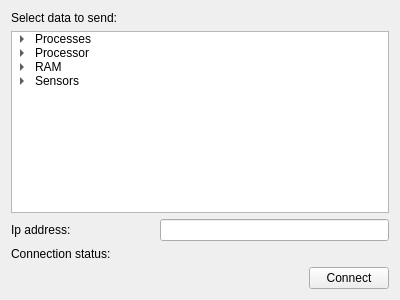
marcinochman1993/ComputerMonitor, file prj/ui/DataSendWidget.ui: the form before one commit.
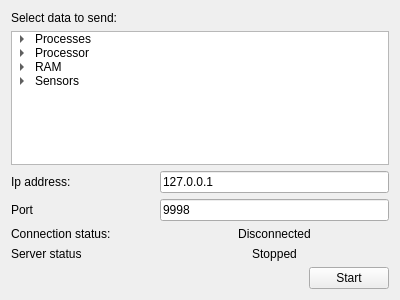
The form after the commit.

```diff
--- a/prj/ui/DataSendWidget.ui
+++ b/prj/ui/DataSendWidget.ui
@@ -14,6 +14,73 @@
    <string>Form</string>
   </property>
   <layout class="QGridLayout" name="gridLayout">
+   <item row="3" column="1" colspan="2">
+    <widget class="QLineEdit" name="portLineEdit">
+     <property name="inputMask">
+      <string/>
+     </property>
+     <property name="text">
+      <string>9998</string>
+     </property>
+    </widget>
+   </item>
+   <item row="2" column="0">
+    <widget class="QLabel" name="label_2">
+     <property name="text">
+      <string>Ip address:</string>
+     </property>
+    </widget>
+   </item>
+   <item row="3" column="0">
+    <widget class="QLabel" name="label_4">
+     <property name="text">
+      <string>Port</string>
+     </property>
+    </widget>
+   </item>
+   <item row="2" column="1" colspan="2">
+    <widget class="QLineEdit" name="ipAddressLineEdit">
+     <property name="inputMask">
+      <string/>
+     </property>
+     <property name="text">
+      <string>127.0.0.1</string>
+     </property>
+    </widget>
+   </item>
+   <item row="6" column="1">
+    <spacer name="horizontalSpacer_2">
+     <property name="orientation">
+      <enum>Qt::Horizontal</enum>
+     </property>
+     <property name="sizeHint" stdset="0">
+      <size>
+       <width>142</width>
+       <height>20</height>
+      </size>
+     </property>
+    </spacer>
+   </item>
+   <item row="4" column="0">
+    <widget class="QLabel" name="label_3">
+     <property name="text">
+      <string>Connection status:</string>
+     </property>
+    </widget>
+   </item>
+   <item row="6" column="0">
+    <spacer name="horizontalSpacer">
+     <property name="orientation">
+      <enum>Qt::Horizontal</enum>
+     </property>
+     <property name="sizeHint" stdset="0">
+      <size>
+       <width>142</width>
+       <height>20</height>
+      </size>
+     </property>
+    </spacer>
+   </item>
    <item row="0" column="0">
     <widget class="QLabel" name="label">
      <property name="text">
@@ -21,6 +88,16 @@
      </property>
     </widget>
    </item>
+   <item row="4" column="1" colspan="2">
+    <widget class="QLabel" name="connectionStatusLabel">
+     <property name="text">
+      <string>Disconnected</string>
+     </property>
+     <property name="alignment">
+      <set>Qt::AlignCenter</set>
+     </property>
+    </widget>
+   </item>
    <item row="1" column="0" colspan="3">
     <widget class="QTreeWidget" name="dataSendTree">
      <attribute name="headerVisible">
@@ -136,67 +213,27 @@
      </item>
     </widget>
    </item>
-   <item row="2" column="0">
-    <widget class="QLabel" name="label_2">
+   <item row="6" column="2">
+    <widget class="QPushButton" name="serverButton">
      <property name="text">
-      <string>Ip address:</string>
+      <string>Start</string>
      </property>
     </widget>
    </item>
-   <item row="2" column="1" colspan="2">
-    <widget class="QLineEdit" name="ipAddressLineEdit">
-     <property name="inputMask">
-      <string/>
-     </property>
+   <item row="5" column="0">
+    <widget class="QLabel" name="label_5">
      <property name="text">
-      <string/>
+      <string>Server status</string>
      </property>
     </widget>
    </item>
-   <item row="3" column="0">
-    <widget class="QLabel" name="label_3">
+   <item row="5" column="1" colspan="2">
+    <widget class="QLabel" name="serverStatusLabel">
      <property name="text">
-      <string>Connection status:</string>
+      <string>Stopped</string>
      </property>
-    </widget>
-   </item>
-   <item row="3" column="1" colspan="2">
-    <widget class="QLabel" name="label_4">
-     <property name="text">
-      <string/>
-     </property>
-    </widget>
-   </item>
-   <item row="4" column="0">
-    <spacer name="horizontalSpacer">
-     <property name="orientation">
-      <enum>Qt::Horizontal</enum>
-     </property>
-     <property name="sizeHint" stdset="0">
-      <size>
-       <width>142</width>
-       <height>20</height>
-      </size>
-     </property>
-    </spacer>
-   </item>
-   <item row="4" column="1">
-    <spacer name="horizontalSpacer_2">
-     <property name="orientation">
-      <enum>Qt::Horizontal</enum>
-     </property>
-     <property name="sizeHint" stdset="0">
-      <size>
-       <width>142</width>
-       <height>20</height>
-      </size>
-     </property>
-    </spacer>
-   </item>
-   <item row="4" column="2">
-    <widget class="QPushButton" name="pushButton">
-     <property name="text">
-      <string>Connect</string>
+     <property name="alignment">
+      <set>Qt::AlignCenter</set>
      </property>
     </widget>
    </item>
```
